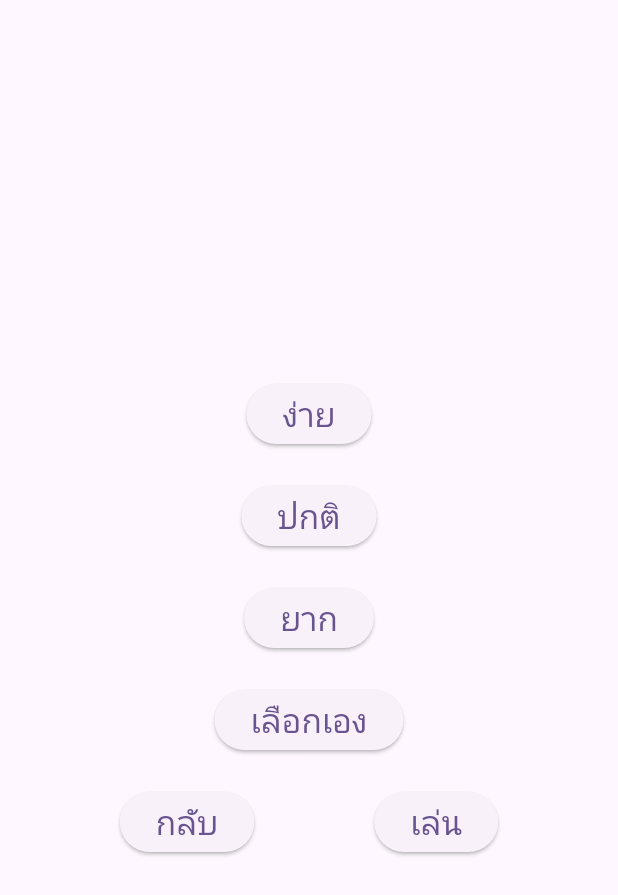
After one commit to Lenilk/dancingapp, a Flutter app: the DifficultSelectPage screen opened by its route, on a phone screen of 412 x 824 dp. The commit adds this screen. Shown: the top 895 px of the screen. Run offline on Flutter 3.47's test engine with Material 3 defaults, Android fonts, the phone set to English and light mode, and no system bars; our stand-ins replace audioplayers.

Commit message:
add dificult page and make audio player run in speed following difficult that select

```diff
--- a/lib/data/music.dart
+++ b/lib/data/music.dart
@@ -3,3 +3,5 @@ List<String> music_name = [
   "เพลงคือนเดือนหงาย",
   "เพลงดวงจันทร์ขวัญฟ้า",
 ];
+
+List<double> difficult_music = [0.8, 1, 1.20];
--- /dev/null
+++ b/lib/page/difficult_select_page.dart
@@ -0,0 +1,104 @@
+import 'package:danceteaching/components/general_text.dart';
+import 'package:danceteaching/components/navigation_util_widget.dart';
+import 'package:danceteaching/data/music.dart';
+import 'package:danceteaching/services/music_provider.dart';
+import 'package:danceteaching/utils/navitor_utils.dart';
+import 'package:flutter/material.dart';
+import 'package:provider/provider.dart';
+
+class DifficultSelectPage extends StatefulWidget {
+  const DifficultSelectPage({super.key});
+
+  @override
+  State<DifficultSelectPage> createState() => _DifficultSelectPageState();
+}
+
+class _DifficultSelectPageState extends State<DifficultSelectPage> {
+  int? difficult = null;
+  double range = 1;
+  Widget difficultButton(VoidCallback fn, String text, int index) {
+    return ElevatedButton(
+      style: ButtonStyle(
+        backgroundColor: WidgetStatePropertyAll(
+          difficult == index ? Colors.blue[200] : null,
+        ),
+      ),
+      onPressed: () {
+        fn();
+        setState(() {
+          difficult = index;
+        });
+      },
+      child: GeneralText(data: text),
+    );
+  }
+
+  @override
+  Widget build(BuildContext context) {
+    return Scaffold(
+      body: SafeArea(
+        child: Center(
+          child: Column(
+            mainAxisAlignment: MainAxisAlignment.center,
+            spacing: 20,
+            children: [
+              difficultButton(() {}, "ง่าย", 0),
+              difficultButton(() {}, "ปกติ", 1),
+              difficultButton(() {}, "ยาก", 2),
+              difficultButton(() {}, "เลือกเอง", 3),
+              if (difficult == 3)
+                Column(
+                  children: [
+                    Text("${range.toStringAsFixed(2)}x"),
+                    SizedBox(
+                      width: 300,
+                      child: Slider(
+                        divisions: 6,
+                        min: 0.7,
+                        max: 1.3,
+                        value: range,
+                        onChanged: (value) {
+                          setState(() {
+                            range = value;
+                          });
+                        },
+                      ),
+                    ),
+                  ],
+                ),
+              Row(
+                mainAxisAlignment: MainAxisAlignment.spaceEvenly,
+                children: [
+                  goBackButton(
+                    () => Provider.of<MusicProvider>(
+                      context,
+                      listen: false,
+                    ).deletedifficultSelect(),
+                    "กลับ",
+                    context,
+                  ),
+                  ElevatedButton(
+                    onPressed: () {
+                      if (difficult != null) {
+                        context.read<MusicProvider>().selectDifficult(
+                          difficult ?? 1,
+                        );
+                        if (difficult == 3) {
+                          context.read<MusicProvider>().setDifficultRange(
+                            range,
+                          );
+                        }
+                        goPage(context, RouteName.musicselectedpage);
+                      }
+                    },
+                    child: GeneralText(data: 'เล่น'),
+                  ),
+                ],
+              ),
+            ],
+          ),
+        ),
+      ),
+    );
+  }
+}
--- a/lib/services/music_provider.dart
+++ b/lib/services/music_provider.dart
@@ -6,12 +6,33 @@ class MusicProvider extends ChangeNotifier {
   int? get musicnumber_selecting => musicnumber_selected;
   String? music_selected = null;
   String? get music_selecting => music_selected;
-
+  int? music_difficult_number_selected = null;
+  int? get music_difficult_number_selecting => music_difficult_number_selected;
+  double? difficult_range = null;
+  double? get difficult_range_selecting => difficult_range;
   void select(int musicnum) {
     debugPrint(musicnum.toString());
     musicnumber_selected = musicnum;
     music_selected = music_name[musicnum];
     notifyListeners();
+  }
+
+  void selectDifficult(int difficultnum) {
+    debugPrint(difficultnum.toString());
+    music_difficult_number_selected = difficultnum;
+    if (difficultnum != 3) {
+      difficult_range = difficult_music[difficultnum];
+    }
+  }
+
+  void setDifficultRange(double range) {
+    debugPrint("difficult range: $range");
+    difficult_range = range;
+  }
+
+  void deletedifficultSelect() {
+    music_difficult_number_selected = null;
+    difficult_range = null;
   }
 
   void deleteMusicSelect() {
--- a/lib/utils/navitor_utils.dart
+++ b/lib/utils/navitor_utils.dart
@@ -1,3 +1,4 @@
+import 'package:danceteaching/page/difficult_select_page.dart';
 import 'package:danceteaching/page/score_summary_page.dart';
 import 'package:danceteaching/page/test_before_play_page.dart';
 import 'package:flutter/material.dart';
@@ -20,6 +21,7 @@ enum RouteName {
   tutorialpage,
   scoresummarypage,
   testbeforeplaypage,
+  difficultselectpage,
 }
 
 Map<String, Widget Function(BuildContext)> route = {
@@ -29,4 +31,5 @@ Map<String, Widget Function(BuildContext)> route = {
   RouteName.tutorialpage.toString(): (context) => TutorialPage(),
   RouteName.scoresummarypage.toString(): (context) => ScoreSummary(),
   RouteName.testbeforeplaypage.toString(): (context) => TestBeforePlayPage(),
+  RouteName.difficultselectpage.toString(): (context) => DifficultSelectPage(),
 };
```
Also changed, not shown: lib/page/music_selected_page.dart (+17 -16 lines), lib/page/test_before_play_page.dart (+2 -9 lines).
